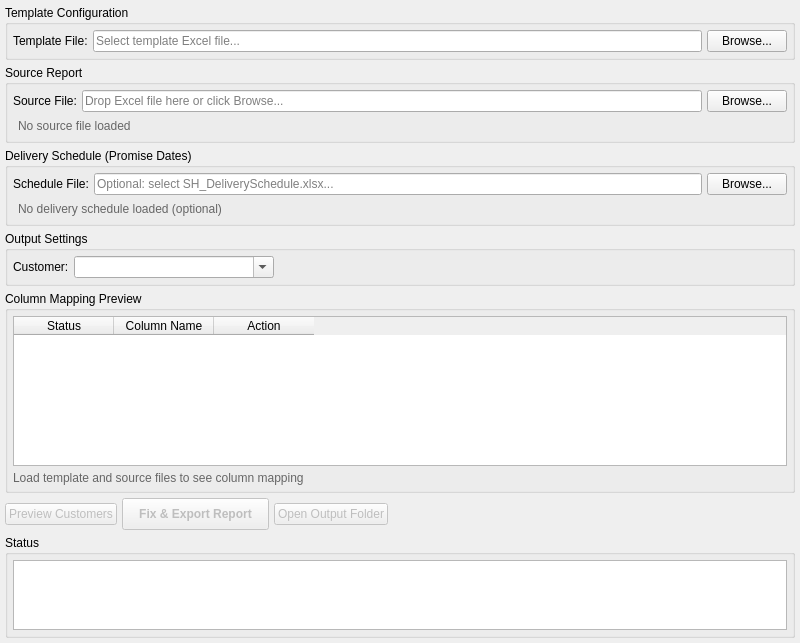
Old version of the form ui/reporting_tab.ui in the repository i-machine-things-org/jobdocs-report-fixer.
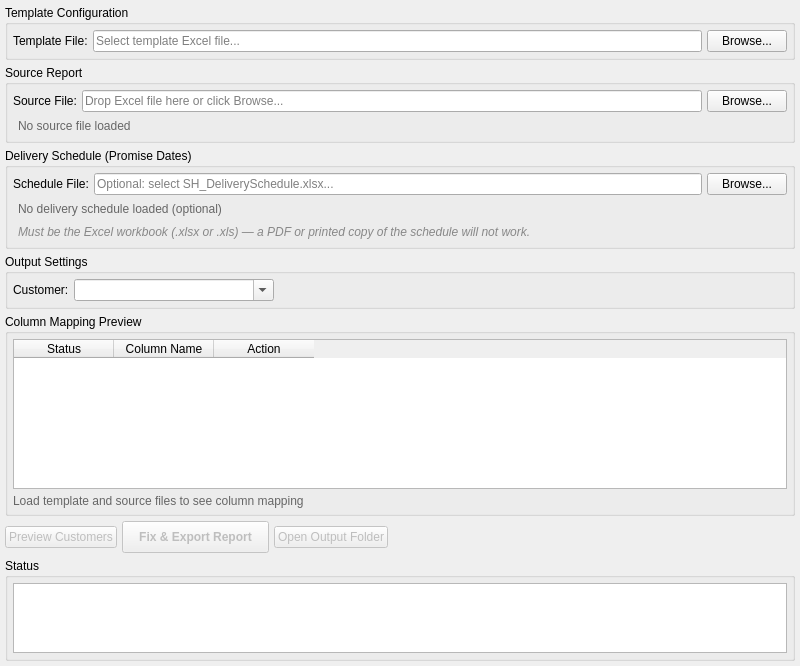
New version of the form.

Commit message:
fix: validate delivery schedule is Excel, not PDF or other file
Root cause of a separate report — picking a PDF copy of the delivery
schedule via the file dialog's "All Files" option. pd.read_excel then
fails deep inside with a cryptic error, giving no indication the file
type itself was wrong.

Validate the extension up front and show a clear, specific error.
Also added a hint label under the file picker in the UI stating the
required file type explicitly.

Logged in .claude/CODING_NOTES.md under a new "File Input Validation"
topic.

The edit to the form file:
```diff
--- a/ui/reporting_tab.ui
+++ b/ui/reporting_tab.ui
@@ -219,6 +219,16 @@
         </property>
        </widget>
       </item>
+      <item>
+       <widget class="QLabel" name="deliveryHintLabel">
+        <property name="text">
+         <string>Must be the Excel workbook (.xlsx or .xls) — a PDF or printed copy of the schedule will not work.</string>
+        </property>
+        <property name="styleSheet">
+         <string notr="true">color: #888; padding: 2px; font-style: italic;</string>
+        </property>
+       </widget>
+      </item>
      </layout>
     </widget>
    </item>
```
The commit also changes 2 other files.
